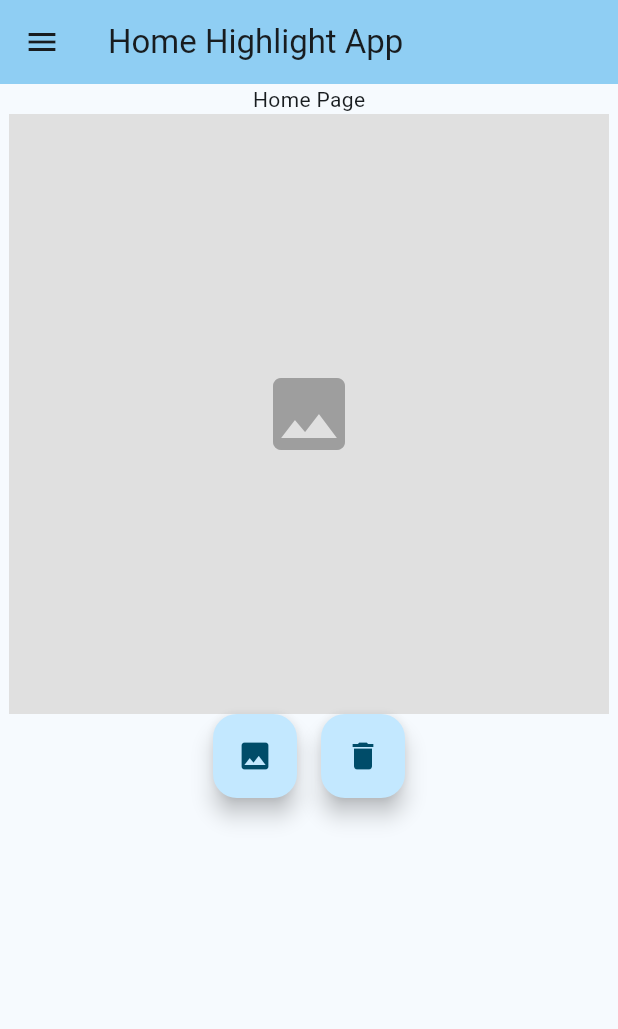
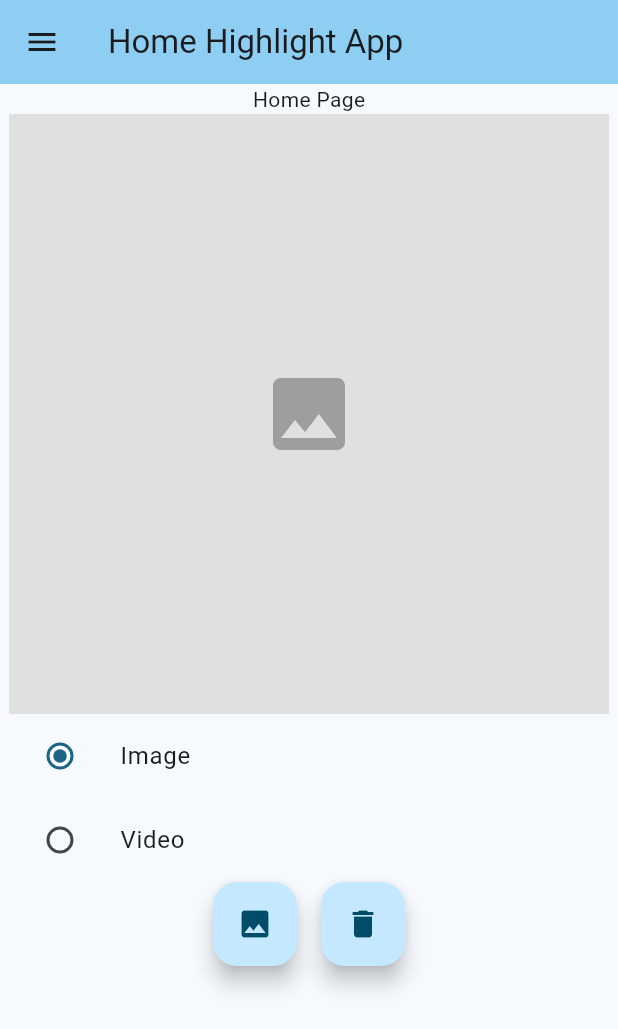
Before and after one commit to Vex048/FlutterAcademy, a Flutter app: the screen it shows after launch, after a tap on the "photo" icon, on a phone screen of 412 x 824 dp. Shown: the top 1029 px of the screen. Run offline on Flutter 3.47's test engine with Material 3 defaults, Android fonts, the phone set to English and light mode, and no system bars; our stand-ins replace dio, flutter_riverpod, freezed_annotation, image_picker, logger and 1 more; missing offline and left inert: dart:ffi, video_thumbnail; generated files the repository leaves out were written again.

Commit message:
Created uploading video to app and extracting first frame fromn this video

```diff
--- /dev/null
+++ b/lib/retrofit/image_video_handling/frames_extracting.dart
@@ -0,0 +1,14 @@
+import 'dart:typed_data';
+
+import 'package:image_picker/image_picker.dart';
+import 'package:video_thumbnail/video_thumbnail.dart';
+
+Future<Uint8List?> getFrameAt(XFile video) async {
+  return await VideoThumbnail.thumbnailData(
+    video: video.path,
+    imageFormat: ImageFormat.PNG,
+    maxWidth: 1920,
+    maxHeight: 1080,
+    quality: 100,
+  );
+}
--- a/lib/retrofit/widgets/HomePage.dart
+++ b/lib/retrofit/widgets/HomePage.dart
@@ -1,29 +1,41 @@
+import 'dart:ffi';
 import 'dart:io';
+import 'dart:typed_data';
 import 'package:flutter/material.dart';
+import 'package:flutter_application_1/retrofit/image_video_handling/frames_extracting.dart';
 import 'package:flutter_riverpod/flutter_riverpod.dart';
 import 'package:image_picker/image_picker.dart';
 
 import '../api/api_read.dart';
 import 'ModelList.dart';
 import 'DrawerWidget.dart';
-import '../image_handling/img_picker.dart';
+import '../image_video_handling/img_picker.dart';
 
 
 final nameProvider = Provider<String>((ref) => "Marcin :)");
 
 
-// Stworzenie imageProvidera, którego zadaniem jest zarządzanie przesyłanym obrazem z pliku
-final imageProvider = StateNotifierProvider<ImageHandler,XFile?>((ref) => ImageHandler());
+// Stworzenie fileProvidera, którego zadaniem jest zarządzanie przesyłanym obrazem z pliku
+final fileProvider = StateNotifierProvider<ImageVideoHandler,XFile?>((ref) => ImageVideoHandler());
+
+// provider, który sprwdza czy jest zaznaczony image czy video - jako bool
+final isVideoProvider  = StateProvider<bool>((ref) => false);
 
 
-// Klasa posiadająca metody, które zmieniają stan imageProvidera
-class ImageHandler extends StateNotifier<XFile?>{
-  ImageHandler(): super(null);
+// Frame provider, który będzie sprawdzał czy przesłane zostało video - jeśli tak, to wyekstraktuje pierwszką klatkę z video
+final frameProvider = FutureProvider.family<Uint8List?, XFile>((ref, videoFile) async {
+  return await getFrameAt(videoFile);
+});
 
-  void addImage(XFile? img) => state = img;
 
-  void removeImage() => state = null;
 
+// Klasa posiadająca metody, które zmieniają stan fileProvidera
+class ImageVideoHandler extends StateNotifier<XFile?>{
+  ImageVideoHandler(): super(null);
+
+  void addFile(XFile? img) => state = img;
+
+  void removeFile() => state = null;
 }
 
 
@@ -37,6 +49,7 @@ class MyHomePage extends ConsumerWidget {
   Widget build(BuildContext context,WidgetRef ref) {
     // Wystarczy tylko odczytać raz nameProvider nie musimy go "monitorować"
     final name = ref.read(nameProvider);
+
     // Zwracanie widoku stworzonego z komponentów
     return Scaffold(
       // Nagłówek (chyba)
@@ -59,8 +72,10 @@ class MyHomePage extends ConsumerWidget {
 
             // Stworzenie widoku Consumera ( Tutaj nie wiem czy jest on w ogóle potrzebny )
             Consumer(builder: (context,ref,child){
+              final isVideo = ref.watch(isVideoProvider);
+
               // Nasłuchiwanie na zmiany stanu imageProvidera
-              final image = ref.watch(imageProvider);
+              final image = ref.watch(fileProvider);
               // Jeżeli stan naszego obrazu jest nullem to zwracamy pusty szary Container
               if (image == null) {
                 return Container(
@@ -71,9 +86,41 @@ class MyHomePage extends ConsumerWidget {
                 );
                 // W innym przypadku zwracamy Image
               } else {
-                return Image.file(File(image.path), width: 400, height: 400, fit: BoxFit.cover);
+                // Flaga, która sprawdza czy to jest video czy image
+                  if (isVideo) {
+                    // Śledzimy frameProvider w poszuiwaniu zmiany stanu - jeżeli taka nastąpiała to dostajemy zwrot z funkcji, która jest typu AsyncValue<Uint8List?>
+                    final frameAsyncValue = ref.watch(frameProvider(image));
+                    // Przez to że frameAsyncValue ma typ - AsyncValue<Uint8List? to trzeba użyć when() i rozbić na przypadki data,error,loading
+                    return frameAsyncValue.when(
+                      // Sprawdzenie czy data nie jest nullem - jeżeli nie to wyświetlamy pierwsza klatkę // BoxFit.cover -> BoxFit.contain zeby bylo wiodac wszystko
+                      data: (frame) => frame != null ? Image.memory(frame,width: 400, height: 400, fit: BoxFit.contain) : Text("There is no frame in a video"),
+                      // Bład
+                      error: (err,s) => Text("There was an erorr while processing an Video:  $err"),
+                      // Jakieś kólko jak sie ładuje
+                      loading: () => CircularProgressIndicator(),
+                      );
+                    }
+                    else {
+                        return Image.file(File(image.path), width: 400, height: 400, fit: BoxFit.cover);
                 }
+                  }
               }
+            ),
+            ListTile(
+              leading: Radio<bool>(
+                value: false,
+                groupValue: ref.watch(isVideoProvider),
+                onChanged: (val) => ref.read(isVideoProvider.notifier).state = val!,
+              ),
+              title: const Text('Image'),
+            ),
+            ListTile(
+              leading: Radio<bool>(
+                value: true,
+                groupValue: ref.watch(isVideoProvider),
+                onChanged: (val) => ref.read(isVideoProvider.notifier).state = val!,
+              ),
+              title: const Text('Video'),
             ),
             Row(
             // Rząd Przycisków do wybrania obrazu lub usunięcia obrazu
@@ -82,23 +129,25 @@ class MyHomePage extends ConsumerWidget {
             FloatingActionButton(
               heroTag: 'pickImageBtn',
               onPressed: () async {
-                // Wybranie obrazu
-              final img = await pickImage();
+                // Wybranie obrazu lub video
+                final isVideo = ref.read(isVideoProvider);
+                final picked = isVideo ? await pickVideo() : await pickImage();
               // Powiadomienie o zmianie stanu imageProvidera
-              ref.read(imageProvider.notifier).addImage(img);
+              ref.read(fileProvider.notifier).addFile(picked);
             },
-          tooltip: 'Pick Image from Gallery',
+          tooltip: 'Pick Image or Video from Gallery',
           child: const Icon(Icons.photo),
           ),
           const SizedBox(width: 16), // Zeby byla przerwa
           FloatingActionButton(
             heroTag: 'removeImageBtn',
-            // Powiadomienie o zmianie stanu imageProvidera
-            onPressed: () => ref.read(imageProvider.notifier).removeImage(),
-          tooltip: 'Remove image',
-          child: const Icon(Icons.delete))
+            // Powiadomienie o zmianie stanu fileProvidera
+            onPressed: () => ref.read(fileProvider.notifier).removeFile(),
+          tooltip: 'Remove image or video',
+          child: const Icon(Icons.delete)
+                ),
               ],
-            )
+            ),
           ],
         ),
       ),
--- a/pubspec.yaml
+++ b/pubspec.yaml
@@ -43,6 +43,7 @@ dependencies:
   riverpod_annotation: ^2.6.1
   intl: ^0.20.2
   image_picker: ^1.1.2
+  video_thumbnail: ^0.5.6
 
 dev_dependencies:
   flutter_test:
```
Also changed, not shown: lib/retrofit/image_video_handling/img_picker.dart (renamed from lib/retrofit/image_handling/img_picker.dart), pubspec.lock, 1 other file.
